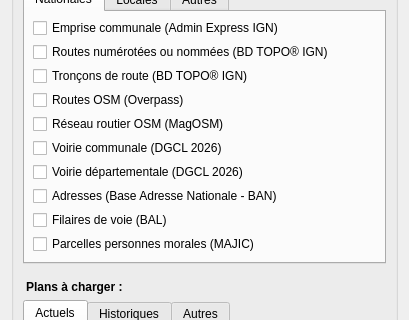
This is voirie_communale_dialog_base.ui in Cliath/voirie_communale as Qt 5 draws it before an edit; both pictures show x 0 to 409 and y 158 to 478 of the 409 by 767 pixel window. The edited form follows.
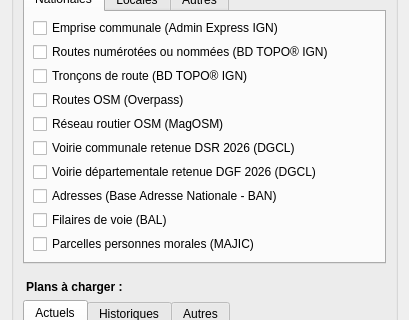
This is the edited form.

```diff
--- a/voirie_communale_dialog_base.ui
+++ b/voirie_communale_dialog_base.ui
@@ -143,7 +143,7 @@
           <item>
            <widget class="QCheckBox" name="chkVoirie">
             <property name="text">
-             <string>Voirie communale (DGCL 2026)</string>
+             <string>Voirie communale retenue DSR 2026 (DGCL)</string>
             </property>
             <property name="toolTip">
              <string>Charge le réseau de voirie communale (calcul IGN pour la DGCL)&#10;Licence Ouverte 2.0 (Etalab) — © IGN / DGCL</string>
@@ -153,7 +153,7 @@
           <item>
            <widget class="QCheckBox" name="chkVoirieDep">
             <property name="text">
-             <string>Voirie départementale (DGCL 2026)</string>
+             <string>Voirie départementale retenue DGF 2026 (DGCL)</string>
             </property>
             <property name="toolTip">
              <string>Charge le réseau de voirie départementale (calcul IGN pour la DGCL)&#10;Licence Ouverte 2.0 (Etalab) — © IGN / DGCL</string>
```
